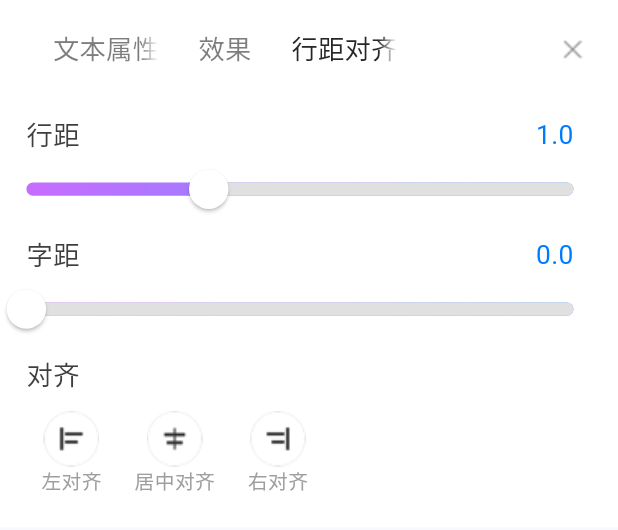
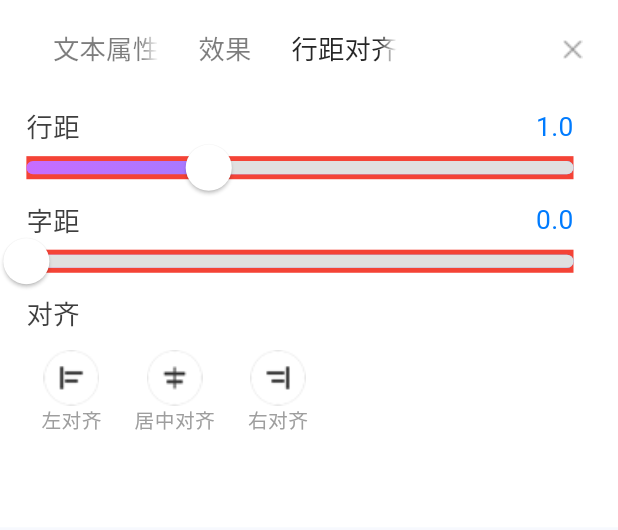
Before and after one commit to ZhangHJX/yutu, a Flutter app: the TextPropertyDialog widget shown alone on an empty page, opened directly, tab 3 chosen, on a phone screen of 412 x 824 dp. Shown: the top 530 px of the screen. Run offline on Flutter 3.47's test engine with Material 3 defaults, Android fonts, the phone set to English and light mode, and no system bars; drawn by our look-alikes of pull_to_refresh; our stand-ins replace dio, flutter_colorpicker, flutter_dotenv, flutter_hooks, flutter_keyboard_visibility, flutter_screenutil and 7 more; missing offline and left inert: image_gallery_saver_plus, json_serializable; accounts and stored records are empty; Roboto replaces fonts that are missing (NotoSansSC).

Commit message:
体验问题修复

```diff
--- a/lib/app/routes/app_route_page.dart
+++ b/lib/app/routes/app_route_page.dart
@@ -5,7 +5,7 @@ import 'package:voicetemplate/ui/not_found_page.dart';
 import 'package:voicetemplate/ui/splash/page.dart';
 import 'package:voicetemplate/ui/main/page.dart';
 import 'package:voicetemplate/ui/canvas/controllers/create_canvals_page.dart';
-import 'package:voicetemplate/ui/canvas/controllers/create_design_page.dart';
+// import 'package:voicetemplate/ui/canvas/controllers/create_design_page.dart';
 
 final List<GetPage> getPages = [
   /// 启动页
--- a/lib/ui/canvas/model/create_design_model.dart
+++ b/lib/ui/canvas/model/create_design_model.dart
@@ -43,7 +43,6 @@ class EditBoxData {
   String textColor; // 字体颜色
   double lineHeight; // 行高/行间距（相对于fontSize的倍数）
   double fontSpace; // 字间距
-  String fontColor; // 字体背景色
   TextAlign align;
 
   // 阴影相关
@@ -96,10 +95,9 @@ class EditBoxData {
     this.fontFamily = "Courier",
     this.fontSize = 14,
     this.fontWeight = FontWeight.w500,
-    this.textColor = '#FFFFFF',
+    this.textColor = "#000000",
     this.lineHeight = 1.0,
     this.fontSpace = 0,
-    this.fontColor = '#FFFFFF',
     this.align = TextAlign.center,
 
     this.shawColor = '#D8D8D8',
--- a/lib/ui/canvas/utils/edit_box_data_clone.dart
+++ b/lib/ui/canvas/utils/edit_box_data_clone.dart
@@ -23,7 +23,6 @@ class EditBoxDataClone {
       textColor: source.textColor,
       lineHeight: source.lineHeight,
       fontSpace: source.fontSpace,
-      fontColor: source.fontColor,
       align: source.align,
       isShawOpen: source.isShawOpen,
       shawColor: source.shawColor,
--- a/lib/ui/canvas/widgets/property/text_property_dialog.dart
+++ b/lib/ui/canvas/widgets/property/text_property_dialog.dart
@@ -45,10 +45,6 @@ class _TextPropertyDialogState extends State<TextPropertyDialog>
   TextAlign _textAlign = TextAlign.left;
 
   // 填充颜色
-  String _fillColor1 = '#00CED1';
-  final TextEditingController _fillColor1Controller = TextEditingController(
-    text: '#00CED1',
-  );
   String _fillColor2 = '#FFA500';
   final TextEditingController _fillColor2Controller = TextEditingController(
     text: '#FFA500',
@@ -127,10 +123,6 @@ class _TextPropertyDialogState extends State<TextPropertyDialog>
 
     // 初始化对齐方式
     _textAlign = data.align ?? TextAlign.left;
-
-    // 初始化填充颜色
-    _fillColor1 = data.fillColor ?? '#00CED1';
-    _fillColor1Controller.text = _fillColor1;
 
     // 初始化描边（对应fillColor2）
     _fillColor2 = data.borderColor ?? '#FFA500';
@@ -188,7 +180,6 @@ class _TextPropertyDialogState extends State<TextPropertyDialog>
     _tabController.dispose();
     _fontSizeController.dispose();
     _textColorController.dispose();
-    _fillColor1Controller.dispose();
     _fillColor2Controller.dispose();
     _shadowColorController.dispose();
     _shadowXController.dispose();
@@ -234,9 +225,6 @@ class _TextPropertyDialogState extends State<TextPropertyDialog>
 
     // 更新对齐方式
     data.align = _textAlign;
-
-    // 更新填充颜色
-    data.fillColor = _fillColor1;
 
     // 更新描边
     data.borderColor = _fillColor2;
@@ -416,6 +404,7 @@ class _TextPropertyDialogState extends State<TextPropertyDialog>
     return Column(
       crossAxisAlignment: CrossAxisAlignment.start,
       children: [
+        SizedBox(height: 15.w),
         // 字体和字号
         _buildFontAndSizeSection(),
         SizedBox(height: 17.w),
@@ -777,19 +766,15 @@ class _TextPropertyDialogState extends State<TextPropertyDialog>
     );
   }
 
-  // 填充标签页
+  // 效果标签页
   Widget _buildFillTab() {
     return Column(
       crossAxisAlignment: CrossAxisAlignment.start,
       children: [
-        // 填充
-        _buildFillSection(),
-        SizedBox(height: 18.w),
-
+        SizedBox(height: 15.w),
         // 描边
         _buildBorderSection(),
         SizedBox(height: 7.w),
-
         // 阴影
         _buildShadowSection(),
       ],
@@ -798,19 +783,16 @@ class _TextPropertyDialogState extends State<TextPropertyDialog>
 
   // 行距对齐标签页
   Widget _buildSpacingAlignmentTab() {
-    return SingleChildScrollView(
-      padding: EdgeInsets.symmetric(vertical: 20.w),
-      child: Column(
+    return Column(
       crossAxisAlignment: CrossAxisAlignment.start,
       children: [
+        SizedBox(height: 15.w),
         // 行距和字距
         _buildSpacingSection(),
         SizedBox(height: 13.w),
-
         // 对齐
         _buildAlignmentSection(),
       ],
-      ),
     );
   }
 
@@ -890,6 +872,7 @@ class _TextPropertyDialogState extends State<TextPropertyDialog>
             ],
           ),
           SizedBox(height: 7.w),
+
           _buildGradientSlider(
             _lineHeight,
             (value) {
@@ -985,90 +968,6 @@ class _TextPropertyDialogState extends State<TextPropertyDialog>
                   '右对齐',
                 ),
               ],
-            ),
-          ),
-        ],
-      ),
-    );
-  }
-
-  Widget _buildFillSection() {
-    return Padding(
-      padding: EdgeInsets.symmetric(horizontal: 16.w),
-      child: Row(
-        crossAxisAlignment: CrossAxisAlignment.center,
-        children: [
-          Text(
-            '填充',
-            style: TextStyle(
-              fontSize: 16.w,
-              color: "#ff3E3E3E".color,
-              fontWeight: FontWeight.w400,
-            ),
-          ),
-
-          SizedBox(width: 12.w),
-
-          // 上面的颜色输入框 - 固定宽度
-          GestureDetector(
-            onTap: () {
-              _openColorPicker(
-                initialColor: _fillColor1.color,
-                onColorSelected: (color) {
-                  setState(() {
-                    _fillColor1 = color.string;
-                    _fillColor1Controller.text = color.string;
-                    _updateModel();
-                  });
-                },
-              );
-            },
-            child: Container(
-              width: 58.w,
-              height: 50.w,
-              decoration: BoxDecoration(
-                color: _fillColor1.color,
-                borderRadius: BorderRadius.circular(18.w),
-              ),
-            ),
-          ),
-
-          SizedBox(width: 10.w),
-
-          // 颜色值输入框
-          Container(
-            width: 84.w,
-            height: 50.w,
-            decoration: BoxDecoration(
-              color: Colors.white,
-              borderRadius: BorderRadius.circular(18.w),
-              border: Border.all(color: "#ffE6E6E6".color, width: 1.w),
-            ),
-            alignment: Alignment.center,
-            child: TextField(
-              controller: _fillColor1Controller,
-              textAlign: TextAlign.center,
-              inputFormatters: [HexColorFormatter()],
-              onChanged: (value) {
-                if (value.isNotEmpty && value.length == 7) {
-                  setState(() {
-                    _fillColor1 = value;
-                    _updateModel();
-                  });
-                }
-              },
-              decoration: InputDecoration(
-                border: InputBorder.none,
-                enabledBorder: InputBorder.none,
-                focusedBorder: InputBorder.none,
-                contentPadding: EdgeInsets.symmetric(horizontal: 5.w),
-                hintText: '#FFFFFF',
-              ),
-              style: TextStyle(
-                fontSize: 14.w,
-                fontWeight: FontWeight.w600,
-                color: "#ff242424".color,
-              ),
             ),
           ),
         ],
@@ -1558,12 +1457,13 @@ class _TextPropertyDialogState extends State<TextPropertyDialog>
         final double percentage = (value - min) / (max - min);
         final double trackWidth = constraints.maxWidth;
 
-        return SizedBox(
-          height: 30.w,
+        return Container(
+          color: Colors.red,
+          height: 14.w,
           child: SliderTheme(
             data: SliderTheme.of(context).copyWith(
-              trackHeight: 8.w,
-              thumbShape: RoundSliderThumbShape(enabledThumbRadius: 12.w),
+              trackHeight: 14.w,
+              thumbShape: RoundSliderThumbShape(enabledThumbRadius: 14.w),
               overlayShape: RoundSliderOverlayShape(overlayRadius: 0),
               thumbColor: Colors.white,
               activeTrackColor: Colors.transparent,
@@ -1621,11 +1521,11 @@ class _CustomSliderTrackShape extends SliderTrackShape {
     bool isEnabled = false,
     bool isDiscrete = false,
   }) {
-    final double trackHeight = sliderTheme.trackHeight ?? 2.0;
-    final double trackWidth = parentBox.size.width;
-    final double trackTop =
-        offset.dy + (parentBox.size.height - trackHeight) / 2;
-    return Rect.fromLTWH(offset.dx, trackTop, trackWidth, trackHeight);
+    final trackHeight = sliderTheme.trackHeight ?? 4.0;
+    final trackLeft = offset.dx + 0;
+    final trackTop = offset.dy + (parentBox.size.height - trackHeight) / 2;
+    final trackWidth = parentBox.size.width;
+    return Rect.fromLTWH(trackLeft, trackTop, trackWidth, trackHeight);
   }
 
   @override
```
Also changed, not shown: lib/ui/canvas/controllers/create_canvals_page.dart (+130 -116 lines), lib/ui/canvas/widgets/dialog/canvals_layer_dialog.dart (+10 -9 lines), assets/images/canvals/2.0x/canvals_current_uncircle.png (added), assets/images/canvals/2.0x/canvals_layer_uneye.png (added), assets/images/canvals/3.0x/canvals_current_uncircle.png (added), assets/images/canvals/3.0x/canvals_layer_uneye.png (added), assets/images/canvals/canvals_current_uncircle.png (added), assets/images/canvals/canvals_layer_uneye.png (added). Lines whose indentation alone changed are shown as unchanged.
